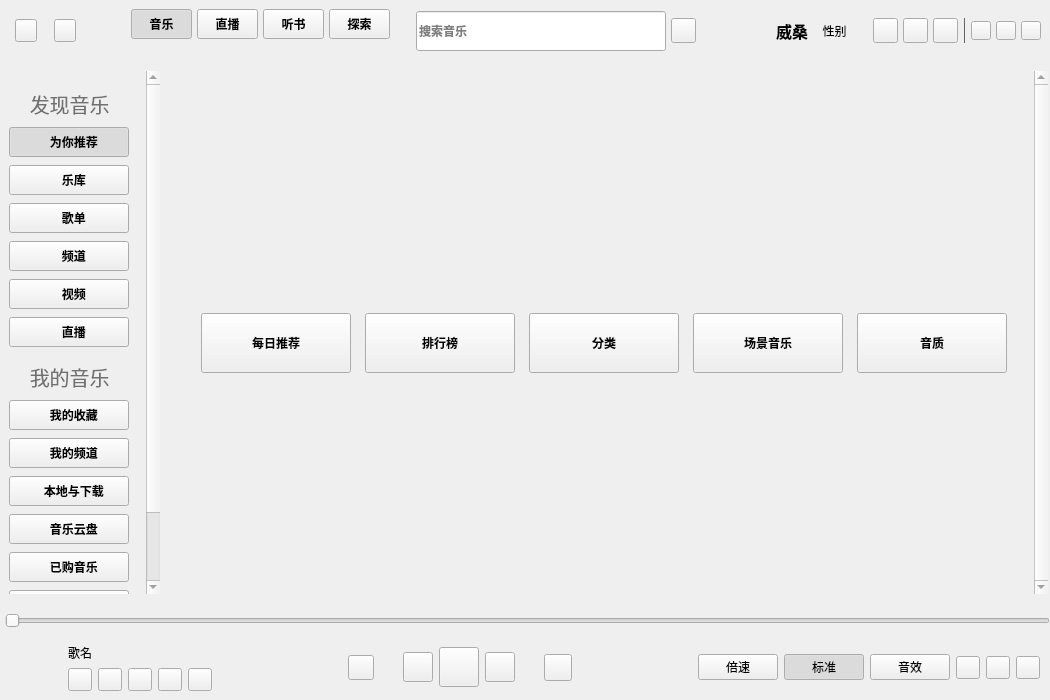
Before: the Qt Designer form KuGouStart/KuGouApp.ui in a-mo-xi-wei/KuGouApp, drawn with Qt 5.
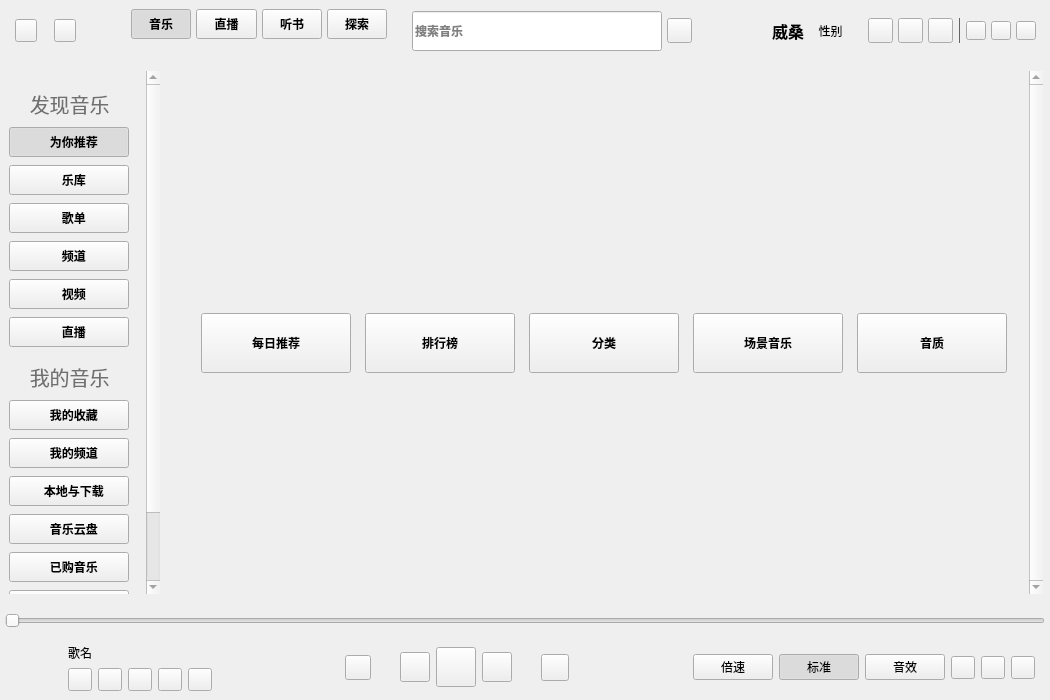
After: the same form once the commit is applied. Custom widgets are drawn as their Qt base class.

What changed in the file:
```diff
--- a/KuGouStart/KuGouApp.ui
+++ b/KuGouStart/KuGouApp.ui
@@ -33,7 +33,7 @@
     <number>0</number>
    </property>
    <property name="rightMargin">
-    <number>0</number>
+    <number>5</number>
    </property>
    <property name="bottomMargin">
     <number>0</number>
```
